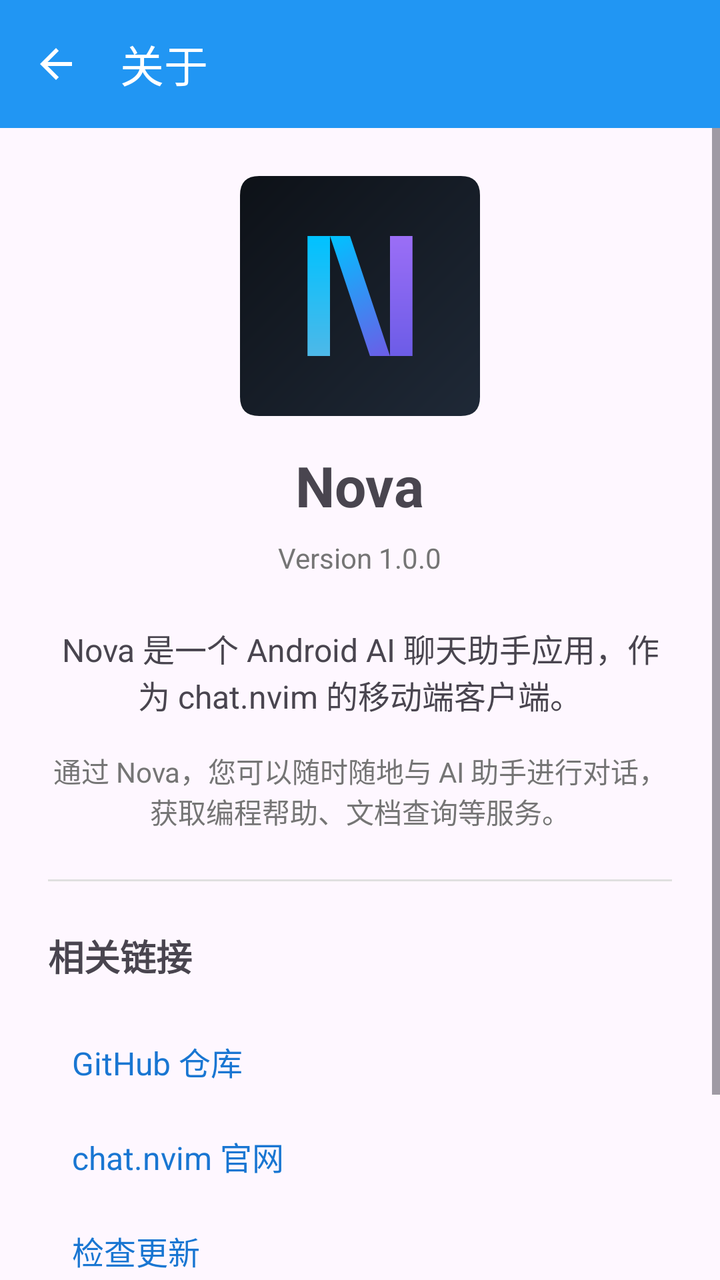
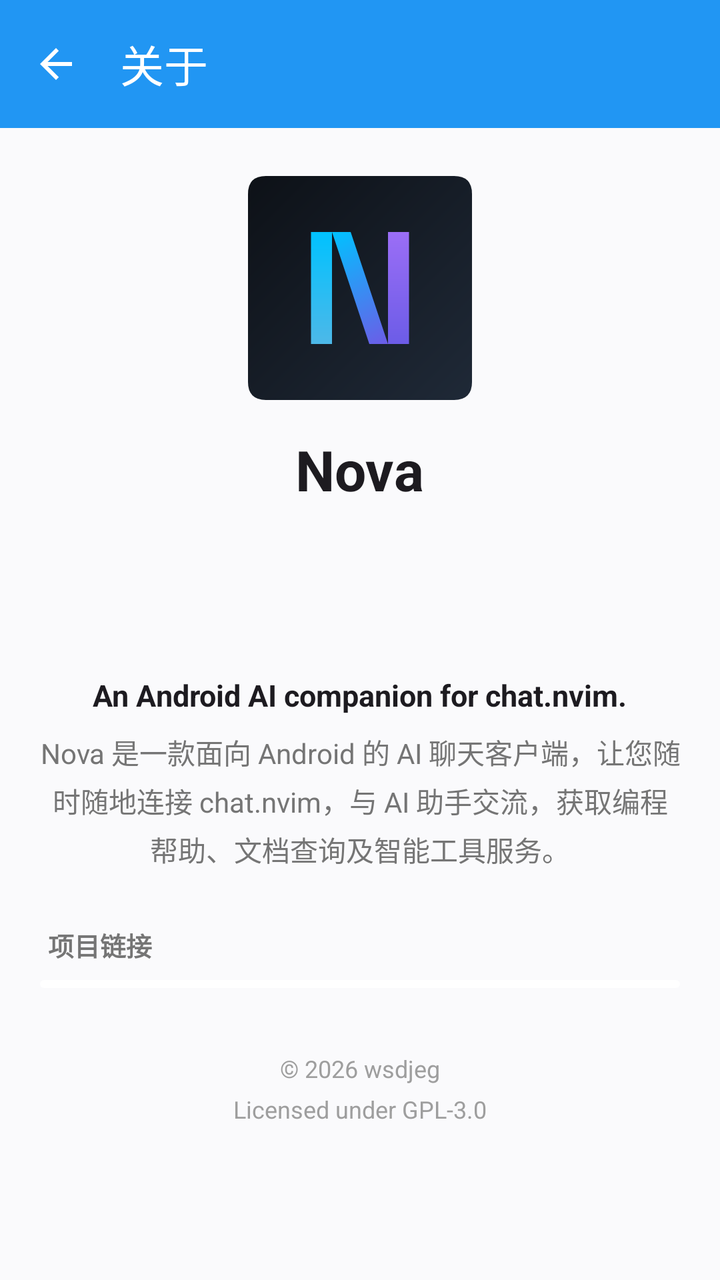

Screens rendered from an Android XML layout before and after an edit, with the pre-edit source and the edit as a unified diff.
<!-- AndroidManifest.xml: application theme Theme.MyAndroidApp -->
<!-- res/layout/activity_about.xml -->
<?xml version="1.0" encoding="utf-8"?>
<LinearLayout xmlns:android="http://schemas.android.com/apk/res/android"
    xmlns:app="http://schemas.android.com/apk/res-auto"
    android:layout_width="match_parent"
    android:layout_height="match_parent"
    android:orientation="vertical">

    
    <androidx.appcompat.widget.Toolbar
        android:id="@+id/toolbar"
        android:layout_width="match_parent"
        android:layout_height="?attr/actionBarSize"
        android:background="?attr/colorPrimary"
        android:elevation="4dp"
        android:theme="@style/ThemeOverlay.AppCompat.Dark.ActionBar"
        app:popupTheme="@style/ToolbarPopupOverlay"
        app:navigationIcon="?attr/homeAsUpIndicator"
        app:title="@string/title_about"
        app:titleTextColor="@android:color/white" />

    <ScrollView
        android:layout_width="match_parent"
        android:layout_height="match_parent"
        android:fillViewport="true">

        <LinearLayout
            android:layout_width="match_parent"
            android:layout_height="wrap_content"
            android:orientation="vertical"
            android:padding="24dp"
            android:gravity="center_horizontal">

            
            <ImageView
                android:layout_width="120dp"
                android:layout_height="120dp"
                android:src="@drawable/ic_launcher_about"
                android:layout_marginBottom="16dp" />

            
            <TextView
                android:layout_width="wrap_content"
                android:layout_height="wrap_content"
                android:text="@string/app_name"
                android:textSize="28sp"
                android:textStyle="bold"
                android:layout_marginBottom="8dp" />

            
            <TextView
                android:id="@+id/tv_version"
                android:layout_width="wrap_content"
                android:layout_height="wrap_content"
                android:text="Version 1.0.0"
                android:textSize="14sp"
                android:textColor="@color/text_secondary"
                android:layout_marginBottom="24dp" />

            
            <TextView
                android:layout_width="match_parent"
                android:layout_height="wrap_content"
                android:text="@string/app_description"
                android:textSize="16sp"
                android:gravity="center"
                android:layout_marginBottom="16dp" />

            <TextView
                android:layout_width="match_parent"
                android:layout_height="wrap_content"
                android:text="@string/app_description_extended"
                android:textSize="14sp"
                android:textColor="@color/text_secondary"
                android:gravity="center"
                android:layout_marginBottom="24dp" />

            
            <View
                android:layout_width="match_parent"
                android:layout_height="1dp"
                android:layout_marginBottom="24dp"
                android:background="@color/about_divider" />

            
            <TextView
                android:layout_width="match_parent"
                android:layout_height="wrap_content"
                android:text="@string/links_title"
                android:textSize="18sp"
                android:textStyle="bold"
                android:layout_marginBottom="16dp" />

            <TextView
                android:id="@+id/tv_github"
                android:layout_width="match_parent"
                android:layout_height="wrap_content"
                android:text="@string/github_repo"
                android:textSize="16sp"
                android:textColor="@color/link_color"
                android:padding="12dp"
                android:background="?attr/selectableItemBackground"
                android:clickable="true"
                android:focusable="true" />

            <TextView
                android:id="@+id/tv_chat_nvim"
                android:layout_width="match_parent"
                android:layout_height="wrap_content"
                android:text="@string/chat_nvim_site"
                android:textSize="16sp"
                android:textColor="@color/link_color"
                android:padding="12dp"
                android:background="?attr/selectableItemBackground"
                android:clickable="true"
                android:focusable="true" />

            <TextView
                android:id="@+id/tv_check_update"
                android:layout_width="match_parent"
                android:layout_height="wrap_content"
                android:text="@string/check_update"
                android:textSize="16sp"
                android:textColor="@color/link_color"
                android:padding="12dp"
                android:background="?attr/selectableItemBackground"
                android:clickable="true"
                android:focusable="true" />

            
            <View
                android:layout_width="match_parent"
                android:layout_height="1dp"
                android:layout_marginTop="16dp"
                android:layout_marginBottom="24dp"
                android:background="@color/about_divider" />

            
            <TextView
                android:layout_width="wrap_content"
                android:layout_height="wrap_content"
                android:text="© 2025 wsdjeg"
                android:textSize="12sp"
                android:textColor="@color/text_hint" />

            <TextView
                android:layout_width="wrap_content"
                android:layout_height="wrap_content"
                android:text="Licensed under GPL v3"
                android:textSize="12sp"
                android:textColor="@color/text_hint"
                android:layout_marginTop="4dp" />

        </LinearLayout>

    </ScrollView>

</LinearLayout>
<!-- resources referenced by this layout -->
<resources>
  <color name="about_divider">#E0E0E0</color>
  <color name="link_color">#1976D2</color>
  <color name="text_hint">#9E9E9E</color>
  <color name="text_secondary">#757575</color>
  <!-- drawable ic_launcher_about: vector/xml drawable (drawable, 2697 chars, omitted) -->
  <string name="app_description">Nova 是一个 Android AI 聊天助手应用，作为 chat.nvim 的移动端客户端。</string>
  <string name="app_description_extended">通过 Nova，您可以随时随地与 AI 助手进行对话，获取编程帮助、文档查询等服务。</string>
  <string name="app_name">Nova</string>
  <string name="chat_nvim_site">chat.nvim 官网</string>
  <string name="check_update">检查更新</string>
  <string name="github_repo">GitHub 仓库</string>
  <string name="links_title">相关链接</string>
  <string name="title_about">关于</string>
  <style name="ToolbarPopupOverlay" parent="ThemeOverlay.AppCompat">
          <item name="android:colorBackground">@color/popup_bg</item>
          <item name="android:textColorPrimary">@color/popup_text</item>
      </style>
  <style name="Theme.MyAndroidApp" parent="Base.Theme.MyAndroidApp" />
  <color name="popup_bg">#FFFFFF</color>
  <color name="popup_text">#212121</color>
  <style name="Base.Theme.MyAndroidApp" parent="Theme.Material3.DayNight.NoActionBar">
          
          <item name="colorPrimary">@color/primary_color</item>
          <item name="colorPrimaryVariant">@color/primary_dark</item>
          <item name="colorOnPrimary">@color/white</item>
          <item name="android:statusBarColor">@color/primary_dark</item>
      </style>
  <color name="primary_color">#2196F3</color>
  <color name="primary_dark">#1976D2</color>
  <color name="white">#FFFFFFFF</color>
</resources>

<!-- the commit's change to res/layout/activity_about.xml (unified diff, before → after) -->
@@ -3,7 +3,8 @@
     xmlns:app="http://schemas.android.com/apk/res-auto"
     android:layout_width="match_parent"
     android:layout_height="match_parent"
-    android:orientation="vertical">
+    android:orientation="vertical"
+    android:background="@color/about_page_bg">
 
     
     <androidx.appcompat.widget.Toolbar
@@ -21,134 +22,139 @@
     <ScrollView
         android:layout_width="match_parent"
         android:layout_height="match_parent"
-        android:fillViewport="true">
+        android:fillViewport="true"
+        android:scrollbars="vertical">
 
         <LinearLayout
             android:layout_width="match_parent"
             android:layout_height="wrap_content"
             android:orientation="vertical"
-            android:padding="24dp"
-            android:gravity="center_horizontal">
+            android:paddingStart="20dp"
+            android:paddingEnd="20dp"
+            android:paddingTop="24dp"
+            android:paddingBottom="28dp">
 
             
             <ImageView
-                android:layout_width="120dp"
-                android:layout_height="120dp"
-                android:src="@drawable/ic_launcher_about"
-                android:layout_marginBottom="16dp" />
+                android:layout_width="112dp"
+                android:layout_height="112dp"
+                android:layout_gravity="center_horizontal"
+                android:contentDescription="@string/app_name"
+                android:src="@drawable/ic_launcher_about" />
 
             
             <TextView
                 android:layout_width="wrap_content"
                 android:layout_height="wrap_content"
+                android:layout_gravity="center_horizontal"
+                android:layout_marginTop="16dp"
                 android:text="@string/app_name"
+                android:textColor="?android:attr/textColorPrimary"
                 android:textSize="28sp"
-                android:textStyle="bold"
-                android:layout_marginBottom="8dp" />
+                android:textStyle="bold" />
+
+            
+            <LinearLayout
+                android:id="@+id/version_info"
+                android:layout_width="wrap_content"
+                android:layout_height="wrap_content"
+                android:layout_gravity="center_horizontal"
+                android:layout_marginTop="8dp"
+                android:background="?attr/selectableItemBackground"
+                android:clickable="true"
+                android:focusable="true"
+                android:gravity="center_horizontal"
+                android:orientation="vertical"
+                android:paddingStart="12dp"
+                android:paddingEnd="12dp"
+                android:paddingTop="6dp"
+                android:paddingBottom="6dp">
+
+                <TextView
+                    android:id="@+id/tv_version"
+                    android:layout_width="wrap_content"
+                    android:layout_height="wrap_content"
+                    android:textColor="@color/text_secondary"
+                    android:textSize="14sp" />
+
+                <TextView
+                    android:id="@+id/tv_build"
+                    android:layout_width="wrap_content"
+                    android:layout_height="wrap_content"
+                    android:layout_marginTop="2dp"
+                    android:textColor="@color/text_secondary"
+                    android:textSize="14sp" />
+
+            </LinearLayout>
 
             
             <TextView
-                android:id="@+id/tv_version"
                 android:layout_width="wrap_content"
                 android:layout_height="wrap_content"
-                android:text="Version 1.0.0"
-                android:textSize="14sp"
+                android:layout_gravity="center_horizontal"
+                android:layout_marginTop="24dp"
+                android:gravity="center"
+                android:maxWidth="480dp"
+                android:text="@string/about_tagline"
+                android:textColor="?android:attr/textColorPrimary"
+                android:textSize="15sp"
+                android:textStyle="bold" />
+
+            
+            <TextView
+                android:layout_width="wrap_content"
+                android:layout_height="wrap_content"
+                android:layout_gravity="center_horizontal"
+                android:layout_marginTop="8dp"
+                android:gravity="center"
+                android:lineSpacingExtra="4dp"
+                android:maxWidth="480dp"
+                android:text="@string/about_intro"
                 android:textColor="@color/text_secondary"
-                android:layout_marginBottom="24dp" />
+                android:textSize="14sp" />
 
             
             <TextView
                 android:layout_width="match_parent"
                 android:layout_height="wrap_content"
-                android:text="@string/app_description"
-                android:textSize="16sp"
-                android:gravity="center"
-                android:layout_marginBottom="16dp" />
+                android:layout_marginTop="28dp"
+                android:layout_marginBottom="8dp"
+                android:paddingStart="4dp"
+                android:paddingEnd="4dp"
+                android:text="@string/about_links_title"
+                android:textColor="@color/text_secondary"
+                android:textSize="13sp"
+                android:textStyle="bold" />
 
-            <TextView
+            
+            <LinearLayout
+                android:id="@+id/layout_links"
                 android:layout_width="match_parent"
                 android:layout_height="wrap_content"
-                android:text="@string/app_description_extended"
-                android:textSize="14sp"
-                android:textColor="@color/text_secondary"
-                android:gravity="center"
-                android:layout_marginBottom="24dp" />
-
-            
-            <View
-                android:layout_width="match_parent"
-                android:layout_height="1dp"
-                android:layout_marginBottom="24dp"
-                android:background="@color/about_divider" />
-
-            
-            <TextView
-                android:layout_width="match_parent"
-                android:layout_height="wrap_content"
-                android:text="@string/links_title"
-                android:textSize="18sp"
-                android:textStyle="bold"
-                android:layout_marginBottom="16dp" />
-
-            <TextView
-                android:id="@+id/tv_github"
-                android:layout_width="match_parent"
-                android:layout_height="wrap_content"
-                android:text="@string/github_repo"
-                android:textSize="16sp"
-                android:textColor="@color/link_color"
-                android:padding="12dp"
-                android:background="?attr/selectableItemBackground"
-                android:clickable="true"
-                android:focusable="true" />
-
-            <TextView
-                android:id="@+id/tv_chat_nvim"
-                android:layout_width="match_parent"
-                android:layout_height="wrap_content"
-                android:text="@string/chat_nvim_site"
-                android:textSize="16sp"
-                android:textColor="@color/link_color"
-                android:padding="12dp"
-                android:background="?attr/selectableItemBackground"
-                android:clickable="true"
-                android:focusable="true" />
-
-            <TextView
-                android:id="@+id/tv_check_update"
-                android:layout_width="match_parent"
-                android:layout_height="wrap_content"
-                android:text="@string/check_update"
-                android:textSize="16sp"
-                android:textColor="@color/link_color"
-                android:padding="12dp"
-                android:background="?attr/selectableItemBackground"
-                android:clickable="true"
-                android:focusable="true" />
-
-            
-            <View
-                android:layout_width="match_parent"
-                android:layout_height="1dp"
-                android:layout_marginTop="16dp"
-                android:layout_marginBottom="24dp"
-                android:background="@color/about_divider" />
+                android:background="@drawable/about_card_bg"
+                android:clipToOutline="true"
+                android:orientation="vertical"
+                android:paddingTop="2dp"
+                android:paddingBottom="2dp" />
 
             
             <TextView
                 android:layout_width="wrap_content"
                 android:layout_height="wrap_content"
-                android:text="© 2025 wsdjeg"
-                android:textSize="12sp"
-                android:textColor="@color/text_hint" />
+                android:layout_gravity="center_horizontal"
+                android:layout_marginTop="32dp"
+                android:text="@string/about_copyright"
+                android:textColor="@color/text_hint"
+                android:textSize="12sp" />
 
             <TextView
                 android:layout_width="wrap_content"
                 android:layout_height="wrap_content"
-                android:text="Licensed under GPL v3"
-                android:textSize="12sp"
+                android:layout_gravity="center_horizontal"
+                android:layout_marginTop="4dp"
+                android:text="@string/about_license"
                 android:textColor="@color/text_hint"
-                android:layout_marginTop="4dp" />
+                android:textSize="12sp" />
 
         </LinearLayout>
 
<!-- resource entries referenced after the edit -->
@@ -1,23 +1,29 @@
 <!-- resources referenced by this layout -->
 <resources>
-  <color name="about_divider">#E0E0E0</color>
-  <color name="link_color">#1976D2</color>
+  <color name="about_page_bg">#FAFAFC</color>
   <color name="text_hint">#9E9E9E</color>
   <color name="text_secondary">#757575</color>
+  <!-- drawable about_card_bg (drawable) -->
+  <?xml version="1.0" encoding="utf-8"?>
+  <shape xmlns:android="http://schemas.android.com/apk/res/android"
+      android:shape="rectangle">
+      <solid android:color="@color/about_card_bg" />
+      <corners android:radius="16dp" />
+  </shape>
   <!-- drawable ic_launcher_about: vector/xml drawable (drawable, 2697 chars, omitted) -->
-  <string name="app_description">Nova 是一个 Android AI 聊天助手应用，作为 chat.nvim 的移动端客户端。</string>
-  <string name="app_description_extended">通过 Nova，您可以随时随地与 AI 助手进行对话，获取编程帮助、文档查询等服务。</string>
+  <string name="about_copyright">© 2026 wsdjeg</string>
+  <string name="about_intro">Nova 是一款面向 Android 的 AI 聊天客户端，让您随时随地连接 chat.nvim，与 AI 助手交流，获取编程帮助、文档查询及智能工具服务。</string>
+  <string name="about_license">Licensed under GPL-3.0</string>
+  <string name="about_links_title">项目链接</string>
+  <string name="about_tagline">An Android AI companion for chat.nvim.</string>
   <string name="app_name">Nova</string>
-  <string name="chat_nvim_site">chat.nvim 官网</string>
-  <string name="check_update">检查更新</string>
-  <string name="github_repo">GitHub 仓库</string>
-  <string name="links_title">相关链接</string>
   <string name="title_about">关于</string>
   <style name="ToolbarPopupOverlay" parent="ThemeOverlay.AppCompat">
           <item name="android:colorBackground">@color/popup_bg</item>
           <item name="android:textColorPrimary">@color/popup_text</item>
       </style>
   <style name="Theme.MyAndroidApp" parent="Base.Theme.MyAndroidApp" />
+  <color name="about_card_bg">#FFFFFF</color>
   <color name="popup_bg">#FFFFFF</color>
   <color name="popup_text">#212121</color>
   <style name="Base.Theme.MyAndroidApp" parent="Theme.Material3.DayNight.NoActionBar">
